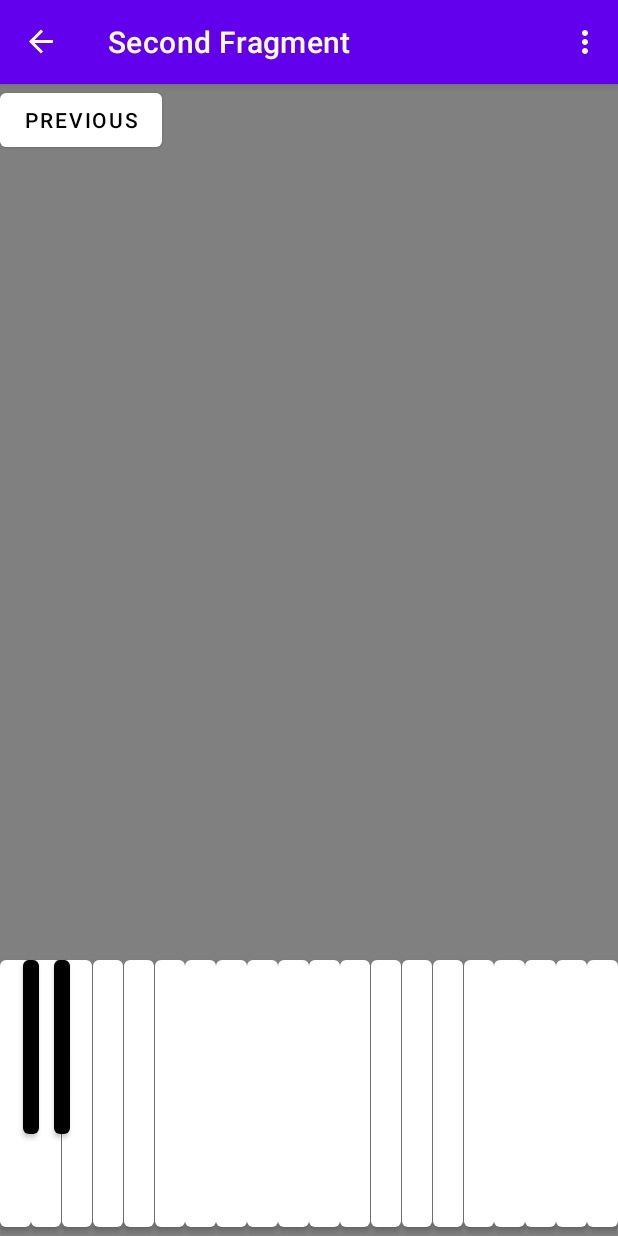
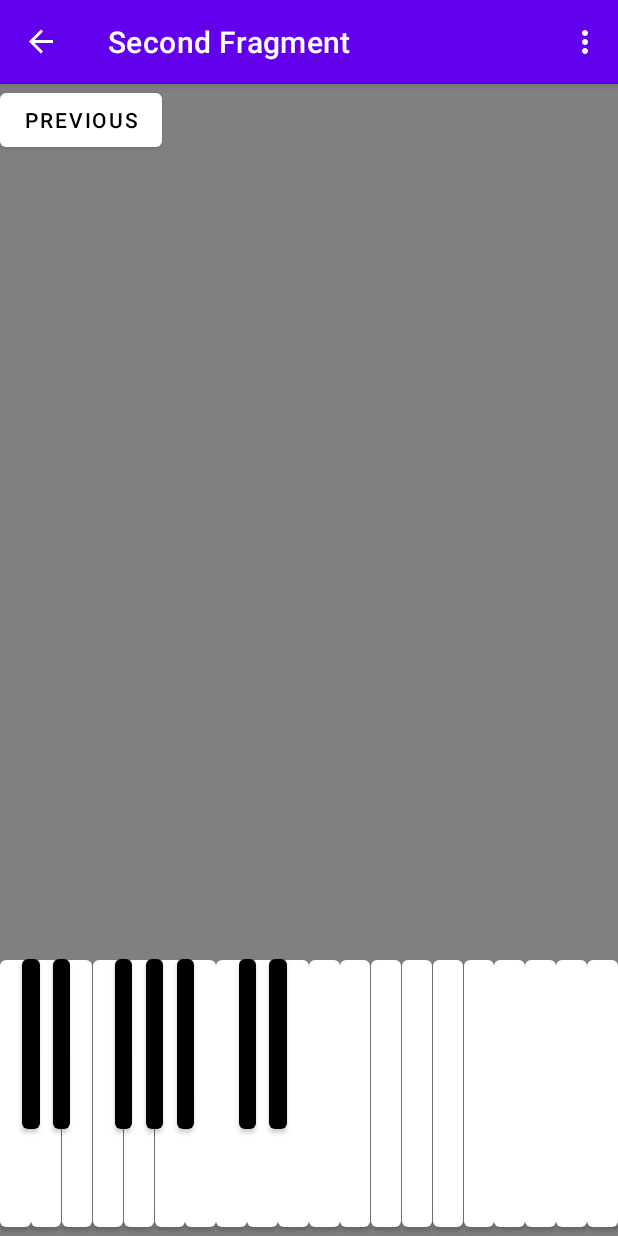
Before and after one commit to DavidRadberg/PitchTrainer, an Android app: the SecondFragment screen opened through its navigation route, on a phone screen of 412 x 824 dp. Run offline under Robolectric (Android 15) with nearby library versions, the phone set to English and light mode, and no system bars; our stand-ins replace navigation-ui.

Commit message:
changing the sizes of the black keys

```diff
--- a/app/src/main/res/layout/fragment_second.xml
+++ b/app/src/main/res/layout/fragment_second.xml
@@ -6,34 +6,6 @@
     android:layout_height="match_parent"
     android:background="@color/Gray"
     tools:context=".SecondFragment">
-
-    <androidx.constraintlayout.widget.Guideline
-        android:id="@+id/guideline_04"
-        android:layout_width="wrap_content"
-        android:layout_height="wrap_content"
-        android:orientation="vertical"
-        app:layout_constraintGuide_percent=".037" />
-
-    <androidx.constraintlayout.widget.Guideline
-        android:id="@+id/guideline_06"
-        android:layout_width="wrap_content"
-        android:layout_height="wrap_content"
-        android:orientation="vertical"
-        app:layout_constraintGuide_percent=".063" />
-
-    <androidx.constraintlayout.widget.Guideline
-        android:id="@+id/guideline_09"
-        android:layout_width="wrap_content"
-        android:layout_height="wrap_content"
-        android:orientation="vertical"
-        app:layout_constraintGuide_percent=".087" />
-
-    <androidx.constraintlayout.widget.Guideline
-        android:id="@+id/guideline_11"
-        android:layout_width="wrap_content"
-        android:layout_height="wrap_content"
-        android:orientation="vertical"
-        app:layout_constraintGuide_percent=".113" />
 
     <androidx.constraintlayout.widget.ConstraintLayout xmlns:android="http://schemas.android.com/apk/res/android"
         xmlns:app="http://schemas.android.com/apk/res-auto"
@@ -564,12 +536,111 @@
 
     </androidx.constraintlayout.widget.ConstraintLayout>
 
+    <androidx.constraintlayout.widget.Guideline
+        android:id="@+id/guideline_04"
+        android:layout_width="wrap_content"
+        android:layout_height="wrap_content"
+        android:orientation="vertical"
+        app:layout_constraintGuide_percent=".036" />
+
+    <androidx.constraintlayout.widget.Guideline
+        android:id="@+id/guideline_06"
+        android:layout_width="wrap_content"
+        android:layout_height="wrap_content"
+        android:orientation="vertical"
+        app:layout_constraintGuide_percent=".064" />
+
+    <androidx.constraintlayout.widget.Guideline
+        android:id="@+id/guideline_09"
+        android:layout_width="wrap_content"
+        android:layout_height="wrap_content"
+        android:orientation="vertical"
+        app:layout_constraintGuide_percent=".086" />
+
+    <androidx.constraintlayout.widget.Guideline
+        android:id="@+id/guideline_11"
+        android:layout_width="wrap_content"
+        android:layout_height="wrap_content"
+        android:orientation="vertical"
+        app:layout_constraintGuide_percent=".114" />
+
+    <androidx.constraintlayout.widget.Guideline
+        android:id="@+id/guideline_19"
+        android:layout_width="wrap_content"
+        android:layout_height="wrap_content"
+        android:orientation="vertical"
+        app:layout_constraintGuide_percent=".186" />
+
+    <androidx.constraintlayout.widget.Guideline
+        android:id="@+id/guideline_21"
+        android:layout_width="wrap_content"
+        android:layout_height="wrap_content"
+        android:orientation="vertical"
+        app:layout_constraintGuide_percent=".214" />
+
+    <androidx.constraintlayout.widget.Guideline
+        android:id="@+id/guideline_24"
+        android:layout_width="wrap_content"
+        android:layout_height="wrap_content"
+        android:orientation="vertical"
+        app:layout_constraintGuide_percent=".236" />
+
+    <androidx.constraintlayout.widget.Guideline
+        android:id="@+id/guideline_26"
+        android:layout_width="wrap_content"
+        android:layout_height="wrap_content"
+        android:orientation="vertical"
+        app:layout_constraintGuide_percent=".264" />
+
+    <androidx.constraintlayout.widget.Guideline
+        android:id="@+id/guideline_29"
+        android:layout_width="wrap_content"
+        android:layout_height="wrap_content"
+        android:orientation="vertical"
+        app:layout_constraintGuide_percent=".286" />
+
+    <androidx.constraintlayout.widget.Guideline
+        android:id="@+id/guideline_31"
+        android:layout_width="wrap_content"
+        android:layout_height="wrap_content"
+        android:orientation="vertical"
+        app:layout_constraintGuide_percent=".314" />
+
+    <androidx.constraintlayout.widget.Guideline
+        android:id="@+id/guideline_39"
+        android:layout_width="wrap_content"
+        android:layout_height="wrap_content"
+        android:orientation="vertical"
+        app:layout_constraintGuide_percent=".386" />
+
+    <androidx.constraintlayout.widget.Guideline
+        android:id="@+id/guideline_41"
+        android:layout_width="wrap_content"
+        android:layout_height="wrap_content"
+        android:orientation="vertical"
+        app:layout_constraintGuide_percent=".414" />
+
+    <androidx.constraintlayout.widget.Guideline
+        android:id="@+id/guideline_44"
+        android:layout_width="wrap_content"
+        android:layout_height="wrap_content"
+        android:orientation="vertical"
+        app:layout_constraintGuide_percent=".436" />
+
+    <androidx.constraintlayout.widget.Guideline
+        android:id="@+id/guideline_46"
+        android:layout_width="wrap_content"
+        android:layout_height="wrap_content"
+        android:orientation="vertical"
+        app:layout_constraintGuide_percent=".464" />
+
+
     <Button
         android:id="@+id/button_db3"
         android:layout_width="0dp"
-        android:layout_height="128dp"
+        android:layout_height="125dp"
 
-        android:layout_marginBottom="62dp"
+        android:layout_marginBottom="65dp"
         android:theme="@style/Button.Black"
         app:layout_constraintBottom_toBottomOf="parent"
         app:layout_constraintEnd_toStartOf="@+id/guideline_06"
@@ -580,10 +651,10 @@
     <Button
         android:id="@+id/button_eb3"
         android:layout_width="0dp"
-        android:layout_height="128dp"
+        android:layout_height="125dp"
         android:elevation="100dp"
 
-        android:layout_marginBottom="62dp"
+        android:layout_marginBottom="65dp"
         android:theme="@style/Button.Black"
         app:layout_constraintBottom_toBottomOf="parent"
         app:layout_constraintEnd_toStartOf="@+id/guideline_11"
@@ -591,4 +662,72 @@
         app:layout_constraintLeft_toLeftOf="@+id/guideline_09"
         app:layout_constraintStart_toStartOf="@+id/guideline_09" />
 
+    <Button
+        android:id="@+id/button_gb3"
+        android:layout_width="0dp"
+        android:layout_height="125dp"
+        android:elevation="100dp"
+
+        android:layout_marginBottom="65dp"
+        android:theme="@style/Button.Black"
+        app:layout_constraintBottom_toBottomOf="parent"
+        app:layout_constraintEnd_toStartOf="@+id/guideline_21"
+        app:layout_constraintHorizontal_bias="1.0"
+        app:layout_constraintLeft_toLeftOf="@+id/guideline_19"
+        app:layout_constraintStart_toStartOf="@+id/guideline_19" />
+
+    <Button
+        android:id="@+id/button_ab3"
+        android:layout_width="0dp"
+        android:layout_height="125dp"
+
+        android:layout_marginBottom="65dp"
+        android:theme="@style/Button.Black"
+        app:layout_constraintBottom_toBottomOf="parent"
+        app:layout_constraintEnd_toStartOf="@+id/guideline_26"
+        app:layout_constraintHorizontal_bias="1.0"
+        app:layout_constraintLeft_toLeftOf="@+id/guideline_24"
+        app:layout_constraintStart_toStartOf="@+id/guideline_24" />
+
+    <Button
+        android:id="@+id/button_bb3"
+        android:layout_width="0dp"
+        android:layout_height="125dp"
+        android:elevation="100dp"
+
+        android:layout_marginBottom="65dp"
+        android:theme="@style/Button.Black"
+        app:layout_constraintBottom_toBottomOf="parent"
+        app:layout_constraintEnd_toStartOf="@+id/guideline_31"
+        app:layout_constraintHorizontal_bias="1.0"
+        app:layout_constraintLeft_toLeftOf="@+id/guideline_29"
+        app:layout_constraintStart_toStartOf="@+id/guideline_29" />
+
+    <Button
+        android:id="@+id/button_db4"
+        android:layout_width="0dp"
+        android:layout_height="125dp"
+
+        android:layout_marginBottom="65dp"
+        android:theme="@style/Button.Black"
+        app:layout_constraintBottom_toBottomOf="parent"
+        app:layout_constraintEnd_toStartOf="@+id/guideline_41"
+        app:layout_constraintHorizontal_bias="1.0"
+        app:layout_constraintLeft_toLeftOf="@+id/guideline_39"
+        app:layout_constraintStart_toStartOf="@+id/guideline_39" />
+
+    <Button
+        android:id="@+id/button_eb4"
+        android:layout_width="0dp"
+        android:layout_height="125dp"
+        android:elevation="100dp"
+
+        android:layout_marginBottom="65dp"
+        android:theme="@style/Button.Black"
+        app:layout_constraintBottom_toBottomOf="parent"
+        app:layout_constraintEnd_toStartOf="@+id/guideline_46"
+        app:layout_constraintHorizontal_bias="1.0"
+        app:layout_constraintLeft_toLeftOf="@+id/guideline_44"
+        app:layout_constraintStart_toStartOf="@+id/guideline_44" />
+
 </androidx.constraintlayout.widget.ConstraintLayout>
```
